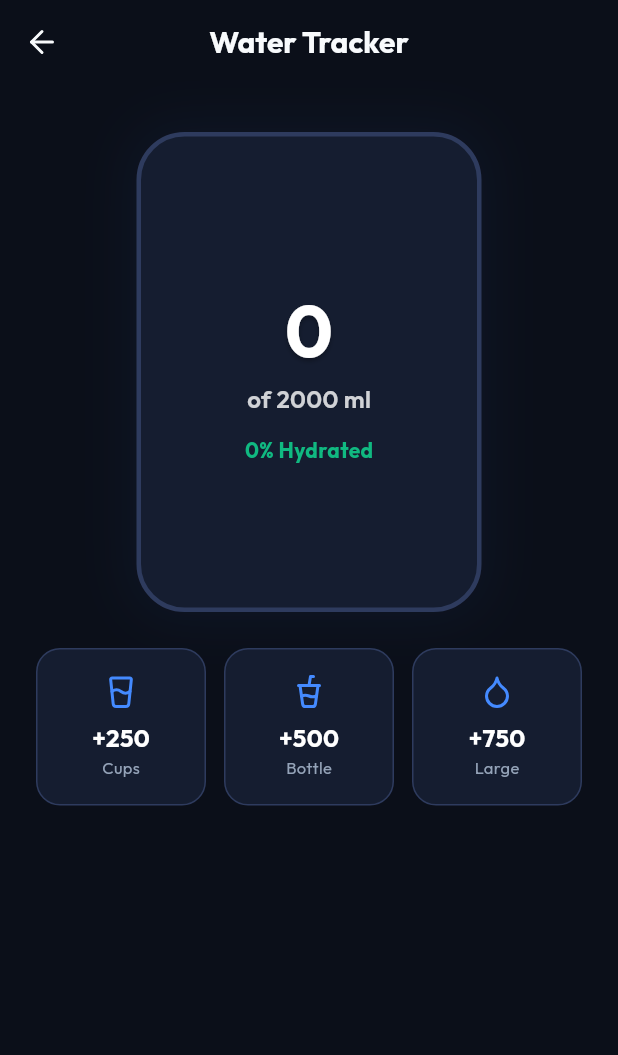
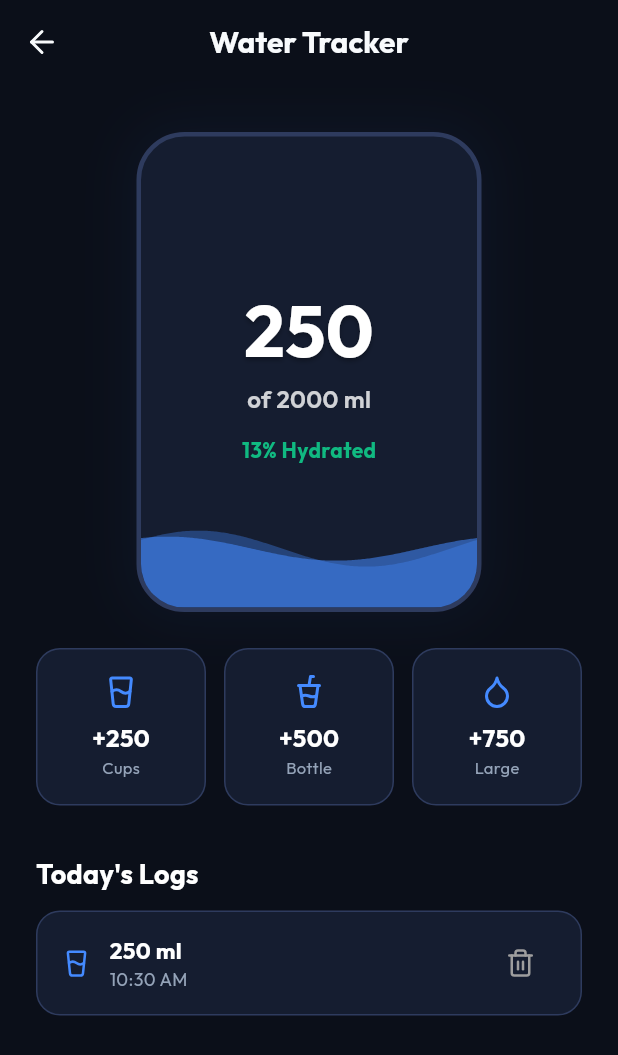
Before and after one commit to yashchaudhary19/fitness_buddy, a Flutter app: the WaterLoggingPage screen opened by its route, after a tap on "+250", on a phone screen of 412 x 824 dp. Shown: the top 1055 px of the screen. Run offline on Flutter 3.47's test engine with Material 3 defaults, Android fonts, the phone set to English and light mode, and no system bars; our stand-ins replace dio, flutter_riverpod, go_router, google_fonts, google_mobile_ads, hive_flutter and 4 more; missing offline and left inert: mobile_scanner; accounts and stored records are empty; network calls fail.

Commit message:
feat: restore email simulation and optimize water tracker UI updates

```diff
--- a/frontend/lib/features/diary/presentation/water_logging_page.dart
+++ b/frontend/lib/features/diary/presentation/water_logging_page.dart
@@ -102,38 +102,77 @@ class _WaterLoggingPageState extends ConsumerState<WaterLoggingPage> with Ticker
   }
 
   Future<void> _addWater(int amountMl) async {
-    if (_isSaving) return;
+    // 1. Optimistic Local Update
+    final tempId = DateTime.now().millisecondsSinceEpoch.toString();
+    final tempEntry = {
+      'id': tempId,
+      'amount_ml': amountMl,
+      'logged_at': DateTime.now().toUtc().toIso8601String(),
+      'is_temp': true,
+    };
 
+    final prevPercent = _currentPercent;
     setState(() {
-      _isSaving = true;
+      _waterConsumed += amountMl;
+      _waterEntries = [tempEntry, ..._waterEntries];
+      _currentPercent = (_waterConsumed / _waterGoal).clamp(0.0, 1.0);
+
+      _levelAnimation = Tween<double>(begin: prevPercent, end: _currentPercent).animate(
+        CurvedAnimation(parent: _levelController, curve: Curves.easeOutCubic),
+      );
+      _levelController.forward(from: 0.0);
     });
 
     try {
       final notifier = ref.read(summaryProvider.notifier);
       await notifier.addWaterQuick(amountMl);
       await _fetchWaterEntries();
-    } catch (_) {}
-
-    setState(() {
-      _isSaving = false;
-    });
+    } catch (e) {
+      if (mounted) {
+        ScaffoldMessenger.of(context).showSnackBar(
+          SnackBar(
+            backgroundColor: AppColors.error,
+            content: Text("Failed to record water: $e"),
+          ),
+        );
+        // Roll back and sync with server
+        await _fetchWaterEntries();
+      }
+    }
   }
 
   Future<void> _deleteWaterEntry(String id) async {
-    if (_isSaving) return;
+    // 1. Find the entry and amount
+    final entryIndex = _waterEntries.indexWhere((e) => e['id'] == id);
+    if (entryIndex == -1) return;
 
+    final entry = _waterEntries[entryIndex];
+    final amount = entry['amount_ml'] as int? ?? 0;
+
+    // 2. Optimistic Local Update
+    final prevPercent = _currentPercent;
     setState(() {
-      _isSaving = true;
+      _waterConsumed = (_waterConsumed - amount).clamp(0.0, double.infinity);
+      _waterEntries = List.from(_waterEntries)..removeAt(entryIndex);
+      _currentPercent = (_waterConsumed / _waterGoal).clamp(0.0, 1.0);
+
+      _levelAnimation = Tween<double>(begin: prevPercent, end: _currentPercent).animate(
+        CurvedAnimation(parent: _levelController, curve: Curves.easeOutCubic),
+      );
+      _levelController.forward(from: 0.0);
     });
 
     try {
       final apiService = ref.read(apiServiceProvider);
       final response = await apiService.delete("${ApiConstants.water}$id");
       if (response.success) {
-        // Refresh summary provider so the main dashboard is updated
-        await ref.read(summaryProvider.notifier).fetchSummary();
-        // Re-fetch local entries list and update total
-        await _fetchWaterEntries();
+        // Run both fetches in parallel to minimize latency
+        await Future.wait([
+          ref.read(summaryProvider.notifier).fetchSummary(),
+          _fetchWaterEntries(),
+        ]);
+      } else {
+        throw ApiException(response.error ?? "Failed to delete water log.");
       }
     } catch (e) {
       if (mounted) {
@@ -143,12 +182,11 @@ class _WaterLoggingPageState extends ConsumerState<WaterLoggingPage> with Ticker
             content: Text("Failed to delete water log: $e"),
           ),
         );
+        // Roll back and sync with server
+        await _fetchWaterEntries();
+        await ref.read(summaryProvider.notifier).fetchSummary();
       }
     }
-
-    setState(() {
-      _isSaving = false;
-    });
   }
 
   @override
@@ -339,8 +377,12 @@ class _WaterLoggingPageState extends ConsumerState<WaterLoggingPage> with Ticker
                             ],
                           ),
                           IconButton(
-                            icon: const Icon(LucideIcons.trash2, color: AppColors.error, size: 20),
-                            onPressed: _isSaving ? null : () => _deleteWaterEntry(entry['id'] as String),
+                            icon: Icon(
+                              LucideIcons.trash2,
+                              color: entry['is_temp'] == true ? Colors.grey : AppColors.error,
+                              size: 20
+                            ),
+                            onPressed: entry['is_temp'] == true ? null : () => _deleteWaterEntry(entry['id'] as String),
                           ),
                         ],
                       ),
```
Also changed, not shown: 1 other file.
